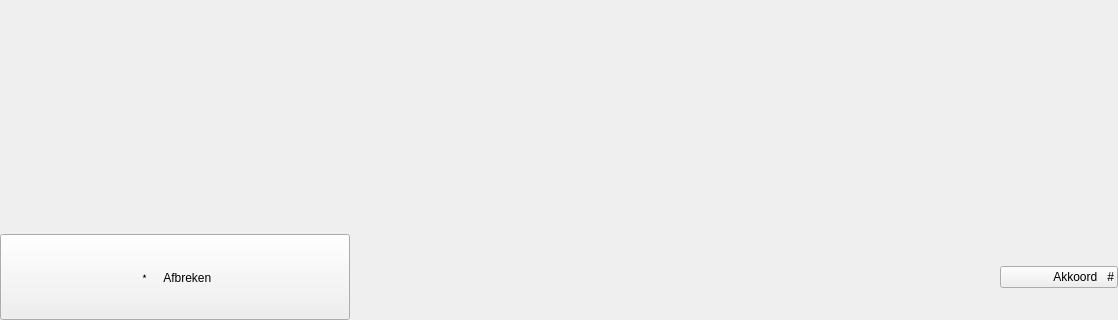
Old version of the form ui/main.ui in the repository Herbankers/hb-GUI; both pictures show x 0 to 1118 and y 552 to 872 of the 1118 by 872 pixel window.
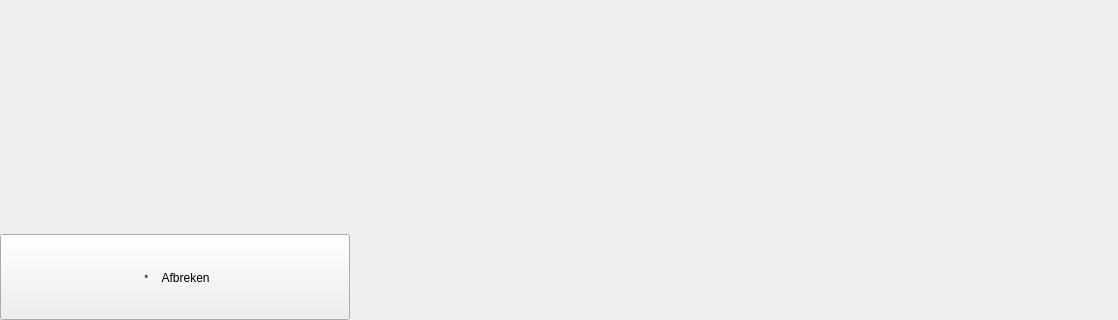
New version of the form. Icons and pictures are not drawn.

Commit message: bill selection page changed

Patch:
```diff
--- a/ui/main.ui
+++ b/ui/main.ui
@@ -1336,7 +1336,7 @@
              </size>
             </property>
             <property name="text">
-             <string>﹡    Afbreken</string>
+             <string>﹡   Afbreken</string>
             </property>
            </widget>
           </item>
@@ -1353,13 +1353,6 @@
             </property>
            </spacer>
           </item>
-          <item>
-           <widget class="QPushButton" name="withdrawBillsAccept">
-            <property name="text">
-             <string>               Akkoord   #</string>
-            </property>
-           </widget>
-          </item>
          </layout>
         </item>
        </layout>
```
The commit also changes 3 other files.
